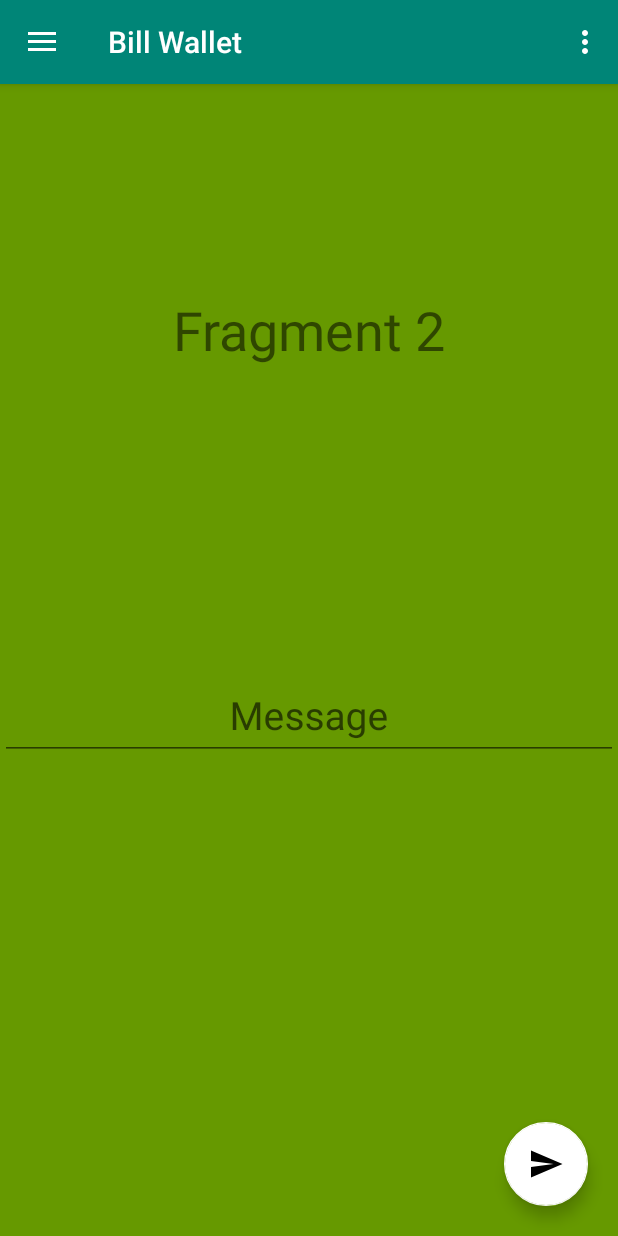
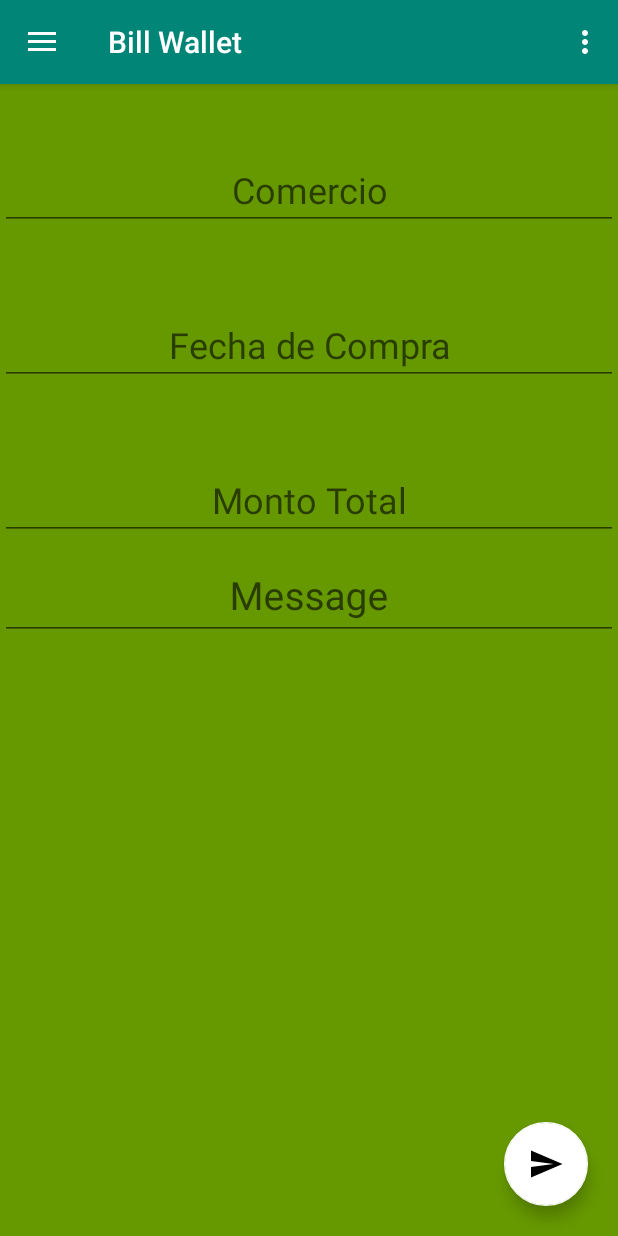
Before and after one commit to Luigi1291/ProyectoFinal, an Android app: the fragment Fragment2 placed in its activity, on a phone screen of 412 x 824 dp. Run offline under Robolectric (Android 15) with nearby library versions, the phone set to English and light mode, and no system bars; our stand-ins replace Firebase (no records; nobody signed in at launch, a user with empty details on screens opened directly).

Commit message:
To Update

```diff
--- a/app/src/main/java/com/lusberc/billwallet/MainActivity.java
+++ b/app/src/main/java/com/lusberc/billwallet/MainActivity.java
@@ -403,13 +403,9 @@ public class MainActivity extends AppCompatActivity
             guardar imagen usando el storage de firebase
          */
 
-
+        this.getApplicationContext();
 
 /*
-
-
-
-
         db.collection("textBills")
                 .document(bill.getUserID())
                 .set(bill)
--- a/app/src/main/res/layout/fragment_fragment2.xml
+++ b/app/src/main/res/layout/fragment_fragment2.xml
@@ -7,19 +7,39 @@
     android:background="@android:color/holo_green_dark"
     tools:context=".Fragments.Fragment2">
 
+    <EditText
+        android:id="@+id/txtResult"
+        android:layout_width="match_parent"
+        android:layout_height="wrap_content"
+        android:layout_marginTop="100dp"
+        android:gravity="center"
+        android:hint="@string/hint_comercio"
+        android:textSize="24sp"/>
 
-    <TextView
-        android:id="@+id/txtFragment"
+    <EditText
+        android:id="@+id/txtFechaCompra"
         android:layout_width="match_parent"
-        android:layout_height="440dp"
+        android:layout_height="wrap_content"
+        android:layout_marginTop="50dp"
+        android:layout_below="@id/txtResult"
         android:gravity="center"
-        android:text="@string/fragment_2"
-        android:textSize="36sp" />
+        android:hint="@string/hint_fecha"
+        android:textSize="24sp"/>
+
+    <EditText
+        android:id="@+id/txtMontoTotal"
+        android:layout_width="match_parent"
+        android:layout_height="wrap_content"
+        android:layout_marginTop="50dp"
+        android:layout_below="@id/txtFechaCompra"
+        android:gravity="center"
+        android:hint="@string/hint_monto"
+        android:textSize="24sp"/>
 
     <android.support.design.widget.TextInputLayout
         android:layout_width="match_parent"
         android:layout_height="wrap_content"
-        android:layout_below="@id/txtFragment">
+        android:layout_below="@id/txtMontoTotal">
         <android.support.design.widget.TextInputEditText
             android:layout_width="match_parent"
             android:layout_height="wrap_content"
```
Also changed, not shown: app/src/main/java/com/lusberc/billwallet/Models/MyApplication.java (added, +27 -0 lines), app/src/main/res/layout-v23/fragment_fragment1.xml (+3 -24 lines), 1 other file.
